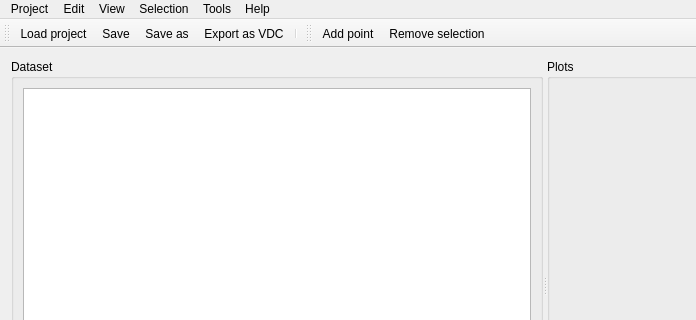
This is src/VdcEditorWindow.ui in timschneeb/DDCToolbox as Qt 5 draws it before an edit; both pictures show x 0 to 696 and y 0 to 320 of the 976 by 541 pixel window. The edited form follows.
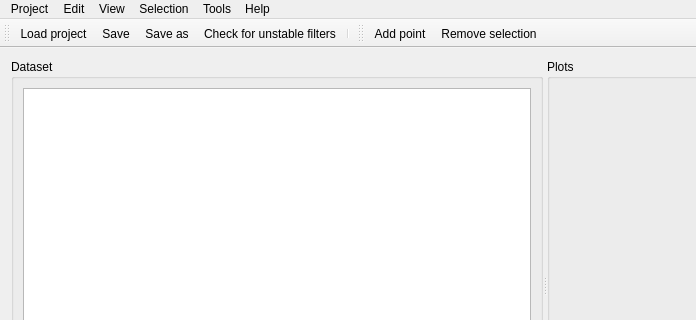
This is the edited form. Icons and pictures are not drawn. Custom widgets are drawn as their Qt base class.

Commit message: Add Equalizer APO config export option

```diff
--- a/src/VdcEditorWindow.ui
+++ b/src/VdcEditorWindow.ui
@@ -111,7 +111,7 @@
    <addaction name="actionOpen"/>
    <addaction name="actionSave"/>
    <addaction name="actionSaveAs"/>
-   <addaction name="actionExport_as_VDC"/>
+   <addaction name="actionCheck_for_unstable_filters"/>
    <addaction name="separator"/>
   </widget>
   <widget class="QMenuBar" name="menuBar">
@@ -581,18 +581,6 @@
     <string>Download from AutoEQ...</string>
    </property>
   </action>
-  <action name="actionExport_as_VDC">
-   <property name="icon">
-    <iconset resource="../res/ddceditor_resources.qrc">
-     <normaloff>:/img/export.svg</normaloff>:/img/export.svg</iconset>
-   </property>
-   <property name="text">
-    <string>Export as VDC</string>
-   </property>
-   <property name="shortcut">
-    <string>Ctrl+E</string>
-   </property>
-  </action>
   <action name="actionClear_all">
    <property name="text">
     <string>Clear all</string>
```
Left out of the diff: 40 changed lines with no effect on the pictures. The commit also changes 10 other files.
